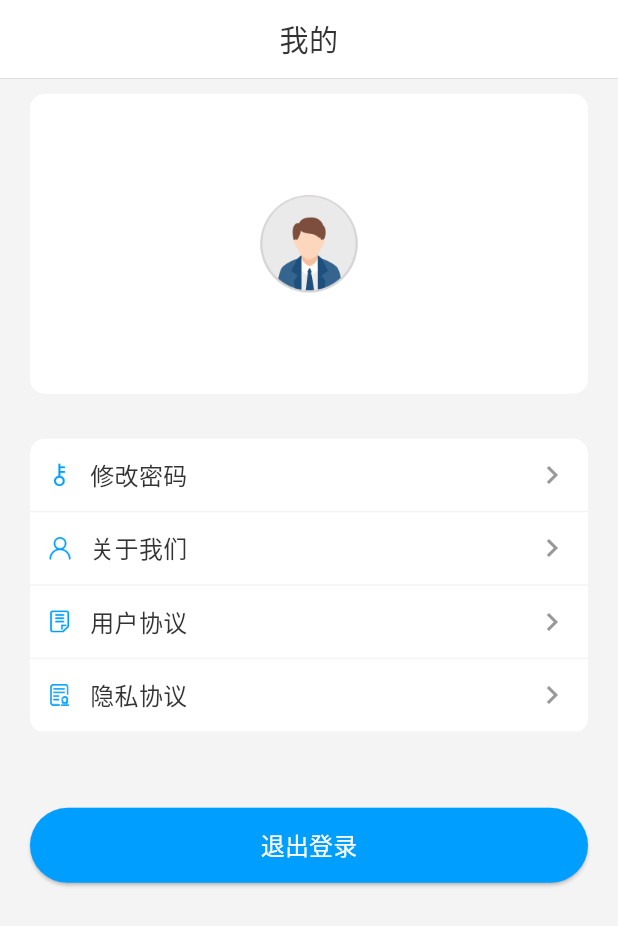
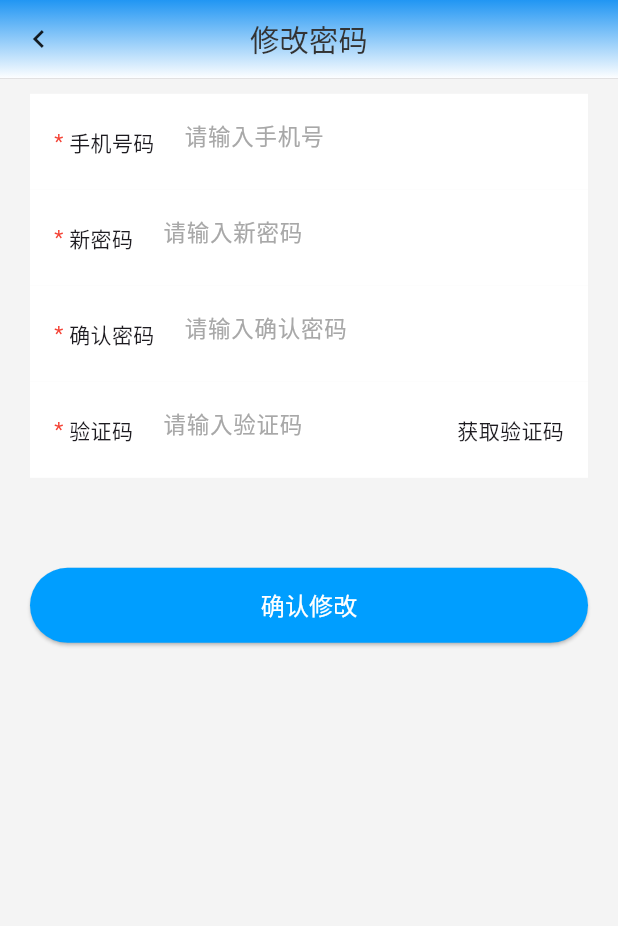
Before and after one commit to wisdom1314/jryk_flutter, a Flutter app: the MineView screen opened directly, after a tap on "修改密码", on a phone screen of 412 x 824 dp. Shown: the top 926 px of the screen. Run offline on Flutter 3.47's test engine with Material 2 defaults, Android fonts, the phone set to English and light mode, and no system bars; our stand-ins replace device_info, dio, flutter_screenutil, fluttertoast, logger, permission_handler; missing offline and left inert: amap_flutter_base, amap_flutter_location, amap_flutter_map.

Commit message:
feat: 个人中心

```diff
--- a/lib/common/app-image.dart
+++ b/lib/common/app-image.dart
@@ -3,7 +3,7 @@
 
   /// 登录页
   /// 登录界面的logo
-  static final String assetsImgLoginLogo = 'assets/images/ic_login_logo.png';
+  static final String assetsImgLoginLogo = 'lib/assets/images/ic_login_logo.png';
   static final String guideFrist = 'assets/images/guide_frist.png';
   static final String guideSecond = 'assets/images/guide_second.png';
   static final String guideThrid = 'assets/images/guide_thrid.png';
--- a/lib/main.dart
+++ b/lib/main.dart
@@ -29,7 +29,7 @@
           home: child,
         );
       },
-      child:  LoginPage()
+      child:  GuidePage()
     );
   }
 }
--- a/lib/page/MineView.dart
+++ b/lib/page/MineView.dart
@@ -1,6 +1,12 @@
 import 'package:flutter/material.dart';
 import 'package:jryk_flutter/common/app-color.dart';
 import 'package:jryk_flutter/common/app-image.dart';
+import 'package:jryk_flutter/page/mine/about-page.dart';
+import 'package:jryk_flutter/page/mine/agreement-page.dart';
+import 'package:jryk_flutter/page/mine/password-page.dart';
+import 'package:jryk_flutter/page/mine/privacy-page.dart';
+import 'package:jryk_flutter/page/mine/userinfo-page.dart';
+import 'package:jryk_flutter/util/navigator.dart';
 import 'package:jryk_flutter/widget/my-appbar-view.dart';
 
 class MineView extends StatefulWidget {
@@ -53,7 +59,9 @@
                     mainAxisAlignment: MainAxisAlignment.center,
                     crossAxisAlignment: CrossAxisAlignment.center,
                     children: [
-                      Image(image: AssetImage(AppImages.memberPlaceholder))
+                      GestureDetector(onTap: () {
+                        NavigatorUtil.push(context, UserInfoPage());
+                      }, child: Image(image: AssetImage(AppImages.memberPlaceholder)),)
                     ],
                   )
                 ),
@@ -90,7 +98,6 @@
   Widget _buildListWidget() {
     List<Widget> listItems = [];
     for (var item in _rowList) {
-      print(item);
       listItems.add(
         GestureDetector(
           onTap: () {
@@ -98,11 +105,15 @@
             String title = item['title'];
             // 根据标题执行相应操作
             if (title == '修改密码') {
-              // 处理修改密码逻辑
+              NavigatorUtil.push(context, PasswordPage());
             } else if (title == '关于我们') {
-              // 处理关于我们逻辑
+              NavigatorUtil.push(context, AboutUsPage());
+            }else if (title == '用户协议') {
+              NavigatorUtil.push(context, PrivacyPage());
+            }else if (title == '隐私协议') {
+              NavigatorUtil.push(context, AgreementPage());
             }
-            // 其他逻辑...
+
           },
           child: Container(
             padding: EdgeInsets.all(12),
--- a/lib/page/guide/guide-page.dart
+++ b/lib/page/guide/guide-page.dart
@@ -23,7 +23,7 @@
     _buildPage("手机定位", "位置服务 尽在掌中", AppImages.guideFrist),
     _buildPage("位置监控", "位置查看 实时定位", AppImages.guideSecond),
     _buildPage("风控算法", "风险数据 随时掌握", AppImages.guideThrid),
-    MainView()
+    LoginPage()
   ];
 
   static Widget _buildPage(String text, String infoText, String backgroundImage) {
--- a/lib/page/login/login-page.dart
+++ b/lib/page/login/login-page.dart
@@ -4,6 +4,7 @@
 import 'package:jryk_flutter/common/app-color.dart';
 import 'package:jryk_flutter/util/navigator.dart';
 import 'package:jryk_flutter/page/guide/guide-page.dart';
+import 'package:jryk_flutter/page/MainView.dart';
 
 class LoginPage extends StatefulWidget {
 
@@ -265,7 +266,7 @@
                                       backgroundColor: AppColors.color_009eff,
                                     ),
                                     onPressed: () {
-                                      NavigatorUtil.noAnimatePushReplacement(context, GuidePage());
+                                      NavigatorUtil.noAnimatePushReplacement(context, MainView());
                                     },
                                   ),
                                 ),
@@ -397,7 +398,7 @@
                                       backgroundColor: AppColors.color_009eff,
                                     ),
                                     onPressed: () {
-                                      NavigatorUtil.noAnimatePushReplacement(context, GuidePage());
+                                      NavigatorUtil.noAnimatePushReplacement(context, MainView());
                                     },
                                   ),
                                 ),
--- /dev/null
+++ b/lib/page/mine/password-page.dart
@@ -0,0 +1,209 @@
+import 'package:amap_flutter_map/amap_flutter_map.dart';
+import 'package:flutter/material.dart';
+import 'package:jryk_flutter/common/app-color.dart';
+import 'package:jryk_flutter/util/screen.dart';
+import 'package:jryk_flutter/widget/my-appbar-view.dart';
+
+class PasswordPage extends StatefulWidget {
+
+
+  @override
+  _PasswordPageState createState() {
+    return _PasswordPageState();
+  }
+}
+
+class _PasswordPageState extends State<PasswordPage> {
+  @override
+  void initState() {
+    super.initState();
+  }
+
+  @override
+  void dispose() {
+    super.dispose();
+  }
+
+  @override
+  Widget build(BuildContext context) {
+    // TODO: implement build
+    return Scaffold(
+      appBar: MyAppBarView(title: '修改密码',),
+      body: Container(
+        height: double.infinity,
+        color: AppColors.color_f4f4f4,
+        child: Padding(padding: EdgeInsets.fromLTRB(20, 10, 20, 10), child: ListView(
+          children: [
+            _buildInputCell('手机号码', '请输入手机号', ITextInputType.phone),
+            _buildInputCell('新密码', '请输入新密码', ITextInputType.password),
+            _buildInputCell('确认密码', '请输入确认密码', ITextInputType.password),
+            _buildInputCell('验证码', '请输入验证码', ITextInputType.phone),
+
+            SizedBox(height: 60), // 间隔
+            SizedBox(
+              width: double.infinity,
+              height: 50,
+              child: ElevatedButton(
+                child: Text('确认修改', style: TextStyle(color: AppColors.color_ffffff, fontSize: 16)),
+                style: ElevatedButton.styleFrom(
+                  backgroundColor: AppColors.color_009eff,
+                ),
+                onPressed: () {
+                },
+              ),
+            ),
+          ],
+        ),)
+
+      ),
+    );
+  }
+
+  Widget _buildInputCell(String labelText, String placeholder, ITextInputType keyBoardType) {
+    return Container(
+      color: Colors.white,
+      padding: EdgeInsets.symmetric(vertical: 8.0, horizontal: 16.0),
+      child: Row(
+        children: [
+          Text(
+            '* ',
+            style: TextStyle(color: Colors.red), // 红色星号
+          ),
+          Expanded(
+            child: Row(
+              mainAxisAlignment: MainAxisAlignment.spaceBetween,
+              children: [
+                Text(labelText),
+                Expanded(
+                   flex: 1,
+                   child: Padding(
+                     padding: EdgeInsets.fromLTRB(20, 0, 10, 0),
+                     child: LoginTextFieldWidget(
+                       hitString: placeholder,
+                       keyboardType: keyBoardType,
+                       fieldCallBack: (content) {
+                       },
+                     ),
+                   )
+               ),
+                Container(
+                  child: labelText == '验证码'? GestureDetector(onTap: () {
+
+                  },child: Text('获取验证码'),): null,
+                )
+              ],
+            )
+          ),
+        ],
+      ),
+    );
+  }
+}
+
+
+/// 输入框
+enum ITextInputType { phone, password, text }
+
+typedef void ITextFieldCallBack(String content);
+
+class LoginTextFieldWidget extends StatefulWidget {
+  final ITextInputType keyboardType;
+  final FocusNode ? focusNode;
+  final String ? hitString;
+  final ITextFieldCallBack ? fieldCallBack;
+  final bool ishidePwd;
+
+  LoginTextFieldWidget(
+      {Key? key,
+        this.keyboardType = ITextInputType.phone,
+        this.focusNode,
+        this.hitString,
+        this.fieldCallBack,
+        this.ishidePwd = true})
+      : super(key: key);
+
+  @override
+  _LoginTextFieldWidgetState createState() {
+    return _LoginTextFieldWidgetState();
+  }
+}
+
+class _LoginTextFieldWidgetState extends State<LoginTextFieldWidget> {
+  String _inputText = '';
+  bool _hasdeleteIcon = false;
+  bool _isPassword = false;
+
+  TextInputType _getTextInput() {
+    switch (widget.keyboardType) {
+      case ITextInputType.phone:
+        return TextInputType.phone;
+        break;
+      case ITextInputType.password:
+        _isPassword = true;
+        return TextInputType.text;
+        break;
+      case ITextInputType.text:
+        return TextInputType.text;
+        break;
+    }
+  }
+
+  @override
+  Widget build(BuildContext context) {
+    TextEditingController _controller = new TextEditingController.fromValue(
+        TextEditingValue(
+            text: _inputText,
+            selection: new TextSelection.fromPosition(TextPosition(
+                affinity: TextAffinity.downstream,
+                offset: _inputText.length))));
+    TextField textField = new TextField(
+      controller: _controller,
+      keyboardType: _getTextInput(),
+      focusNode: widget.focusNode,
+      onTap: () {
+        _hasdeleteIcon = _inputText.isNotEmpty ? true : false;
+      },
+      onChanged: (str) {
+        setState(() {
+          _inputText = str;
+          _hasdeleteIcon = (_inputText.isNotEmpty);
+          widget.fieldCallBack!(_inputText);
+        });
+      },
+      onEditingComplete: () {
+        _hasdeleteIcon = false;
+        widget.focusNode?.unfocus();
+      },
+      decoration:  InputDecoration(
+        border: InputBorder.none,
+        hintText: widget.hitString,
+        hintStyle: new TextStyle(
+          color: AppColors.color_a8a8a8,
+          fontSize: 15,
+        ),
+        suffixIcon: _hasdeleteIcon
+            ? new Container(
+          width: 20.0,
+          height: 20.0,
+          child: new IconButton(
+            alignment: Alignment.center,
+            padding: const EdgeInsets.all(0.0),
+            iconSize: 18.0,
+            icon: Icon(Icons.cancel),
+            onPressed: () {
+              setState(() {
+                _inputText = "";
+                _hasdeleteIcon = (_inputText.isNotEmpty);
+                widget.fieldCallBack!(_inputText);
+              });
+            },
+          ),
+        )
+            : new Text(""),
+      ),
+      obscureText: (_isPassword && widget.ishidePwd) ? true : false,
+    );
+    // TODO: implement build
+    return textField;
+  }
+}
--- a/lib/widget/my-appbar-view.dart
+++ b/lib/widget/my-appbar-view.dart
@@ -65,7 +65,14 @@
           ? SystemUiOverlayStyle.dark
           : SystemUiOverlayStyle.light,
       child: Container(
-        color: widget.barBackColor,
+        decoration: BoxDecoration(
+          gradient: LinearGradient(
+            colors: [Colors.blue, Colors.white], // 渐变色数组
+            begin: Alignment.topCenter,
+            end: Alignment.bottomCenter,
+          ),
+        ),
+        // color: widget.barBackColor,
         height: widget.contentHeight ??
             ScreenUtil().statusBarHeight + (Platform.isIOS ? 44 : Screen.h(44)),
         child: SafeArea(
--- a/pubspec.yaml
+++ b/pubspec.yaml
@@ -93,6 +93,7 @@
     - lib/assets/images/cheliangguanli.png
     - lib/assets/images/dianziweilan.png
     - lib/assets/images/tebieguanzhu.png
+    - lib/assets/images/ic_login_logo.png
 
   # An image asset can refer to one or more resolution-specific "variants", see
   # https://flutter.dev/assets-and-images/#resolution-aware
```
Also changed, not shown: lib/page/mine/about-page.dart (added, +61 -0 lines), lib/page/mine/agreement-page.dart (added, +34 -0 lines), lib/page/mine/privacy-page.dart (added, +34 -0 lines), lib/page/mine/userinfo-page.dart (added, +104 -0 lines), pubspec.lock, 1 other file.
